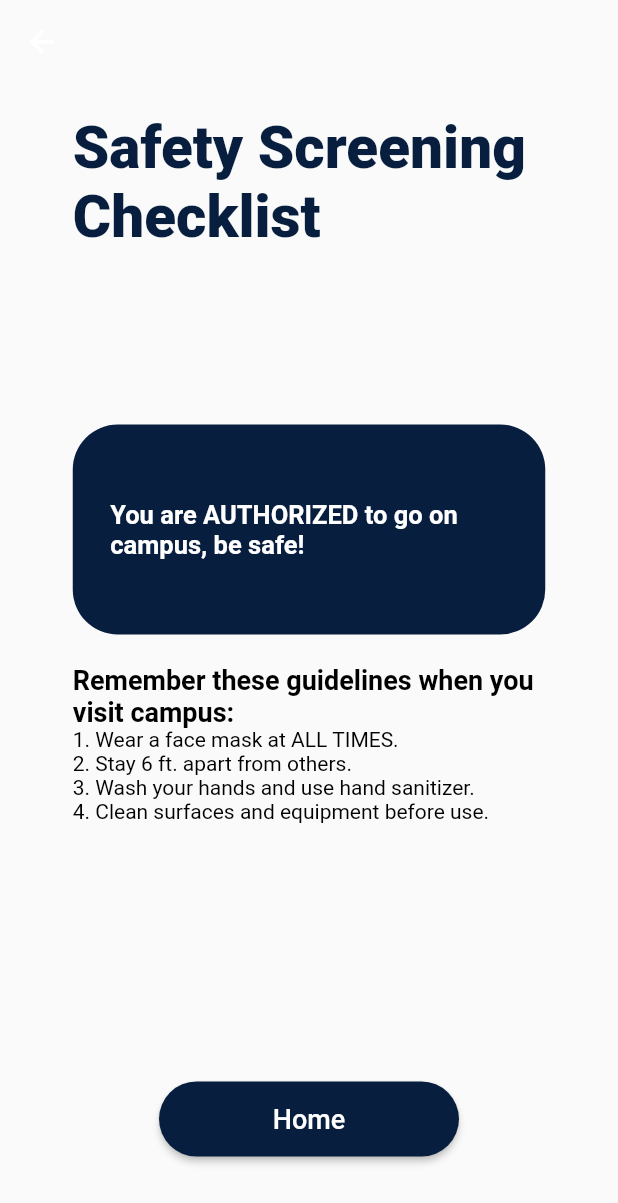
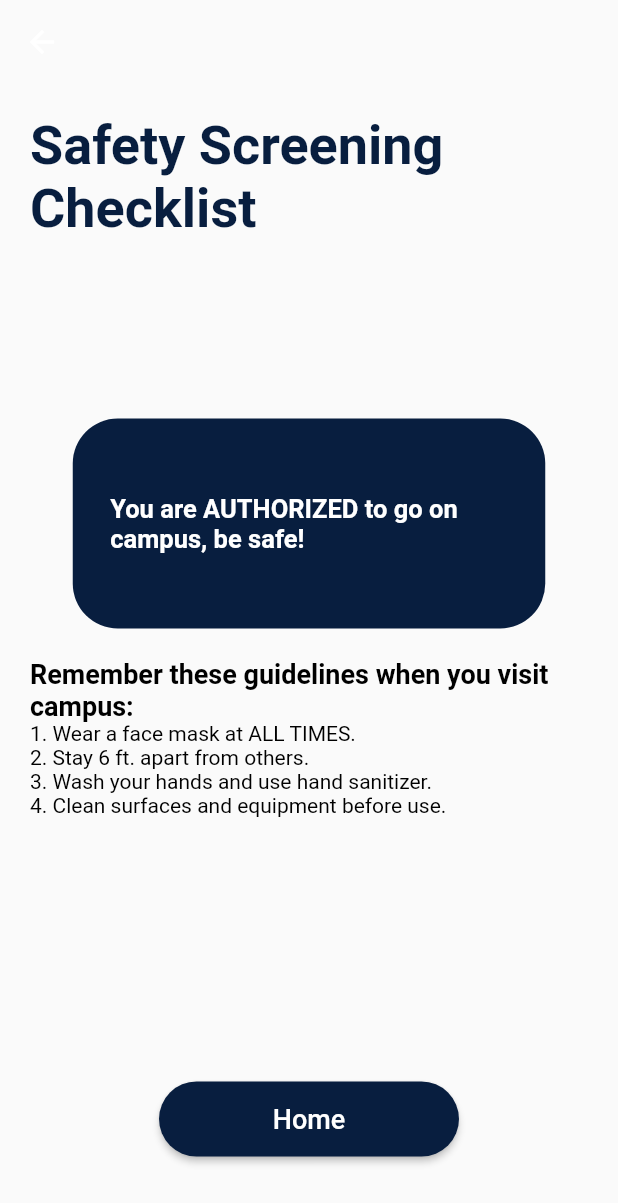
Before and after one commit to SparkDevTeams/MobileDev-Spring21, a Flutter app: the ResultsAUTHORIZED screen opened directly, on a phone screen of 412 x 824 dp. Shown: the top 1203 px of the screen. Run offline on Flutter 3.47's test engine with Material 2 defaults, Android fonts, the phone set to English and light mode, and no system bars; our stand-ins replace cloud_firestore, dotted_border, firebase_auth, firebase_core; accounts and stored records are empty; Roboto replaces fonts that are missing (Be Vietnam).

Commit message:
added firebase functions to screening checklist and fixed UI elements.

```diff
--- a/p3_MAIN/lib/exposeNotif/exposureConfirmPage.dart
+++ b/p3_MAIN/lib/exposeNotif/exposureConfirmPage.dart
@@ -102,7 +102,7 @@ class _ExposureConfirmationState extends State<ExposureConfirmation> {
                       child: Column(
                         children: [
                           Text(
-                            "By clicking this checkbox below and submitting, you acknowlege you have read this information and you will take the necessary steps to preserve the your safety and other’s safety.By clicking this box you acknowlege you have read this information and you will take the necessary steps to preserve the your safety and other’s safety.",
+                            "By clicking this checkbox below and submitting, you acknowlege you have read this information and you will take the necessary steps to preserve the your safety and other’s safety.",
                             style: Theme.of(context).textTheme.bodyText1,
                           ),
                           SizedBox(
--- a/p3_MAIN/lib/screeningCheck/resultsPageAUTHORIZED.dart
+++ b/p3_MAIN/lib/screeningCheck/resultsPageAUTHORIZED.dart
@@ -17,19 +17,14 @@ class ResultsAUTHORIZED extends StatelessWidget {
         body: Padding(
           padding: const EdgeInsets.all(20),
           child: Column(
+            crossAxisAlignment: CrossAxisAlignment.start,
             children: <Widget>[
               // "Safety Screening Checklist" text.
               Container(
-                  alignment: Alignment.topCenter,
                   child: SizedBox(
                 width: 315,
                 child: Text('Safety Screening Checklist',
-                        style: TextStyle(
-                          color: FIUNavyBlue,
-                          fontFamily: "Be Vietnam",
-                          fontSize: 39,
-                          fontWeight: FontWeight.w800,
-                        )),
+                    style: Theme.of(context).textTheme.headline1),
               )),
               // Edged box in the center of the screen, contains AUTHORIZED / UNAUTHORIZED text.
               Expanded(
@@ -66,8 +61,9 @@ class ResultsAUTHORIZED extends StatelessWidget {
               // Contains the text the belong under the box, both bold and light font weight text.
               Container(
                   padding: EdgeInsets.only(top: 20),
-                  width: 315,
+                  width: 400,
                   alignment: Alignment.topCenter,
+                  child: Center(
                     child: RichText(
                         text: TextSpan(
                       style: TextStyle(
@@ -88,27 +84,25 @@ class ResultsAUTHORIZED extends StatelessWidget {
                                 color: Colors.black,
                                 fontWeight: FontWeight.normal))
                       ],
-                  ))),
+                    )),
+                  )),
               // Home button.
-              Expanded(                                                                 // Added Expanded and Align widgets to fix home button
+              Expanded(
+                // Added Expanded and Align widgets to fix home button
                 child: Align(
                     alignment: FractionalOffset.bottomCenter,
                     child: Container(
                         alignment: Alignment.bottomCenter,
                         padding: const EdgeInsets.only(bottom: 33),
-                    child: RoundedButtons('Home', 18.0, 50.0, 200.0, FIUNavyBlue,
-                        Colors.white, 25.0,
-                        () {
+                        child: RoundedButtons('Home', 18.0, 50.0, 200.0,
+                            FIUNavyBlue, Colors.white, 25.0, () {
                           Navigator.pop(context);
                           print("pop 1");
                           Navigator.pop(context);
                           print("pop 2");
                           Navigator.pop(context);
                           print("You're now home.");
-                        }
-                      )
-                    )
-                ),
+                        }))),
               )
             ],
           ),
--- a/p3_MAIN/lib/settings/settingsPage.dart
+++ b/p3_MAIN/lib/settings/settingsPage.dart
@@ -217,6 +217,3 @@ class _SettingsPageState extends State<SettingsPage> {
     );
   }
 }
-
-// Was messing around trying to have the user logout. It does not log out the user but has them
-//go back to the login page
```
Also changed, not shown: p3_MAIN/lib/screeningCheck/databasewrite.dart (added, +16 -0 lines), p3_MAIN/lib/screeningCheck/screeningChecklist.dart (+16 -0 lines), p3_MAIN/lib/services/bluetoothProto.dart (+0 -19 lines). Lines whose indentation alone changed are shown as unchanged.
